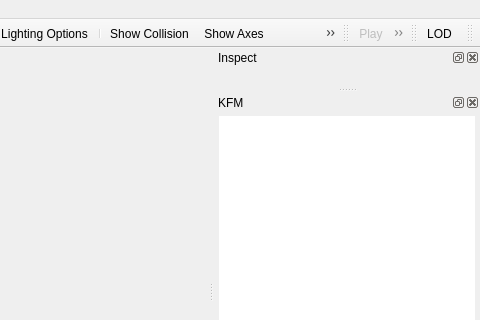
hexabits/nifskope, file src/ui/nifskope.ui: the form before one commit; both pictures show x 800 to 1280 and y 0 to 320 of the 1280 by 800 pixel window.
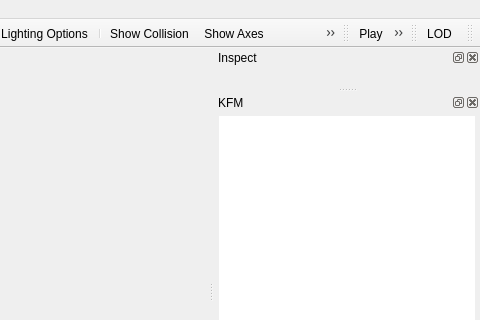
The form after the commit. Icons and pictures are not drawn. Custom widgets are drawn as their Qt base class.

Commit message: Fixed animation (sub)toolbar always disabled The bug was introduced in one of my own UI refactors.

What changed in the file:
```diff
--- a/src/ui/nifskope.ui
+++ b/src/ui/nifskope.ui
@@ -92,9 +92,6 @@
    <addaction name="aShowHidden"/>
   </widget>
   <widget class="QToolBar" name="tAnim">
-   <property name="enabled">
-    <bool>false</bool>
-   </property>
    <property name="windowTitle">
     <string>Animation</string>
    </property>
```
